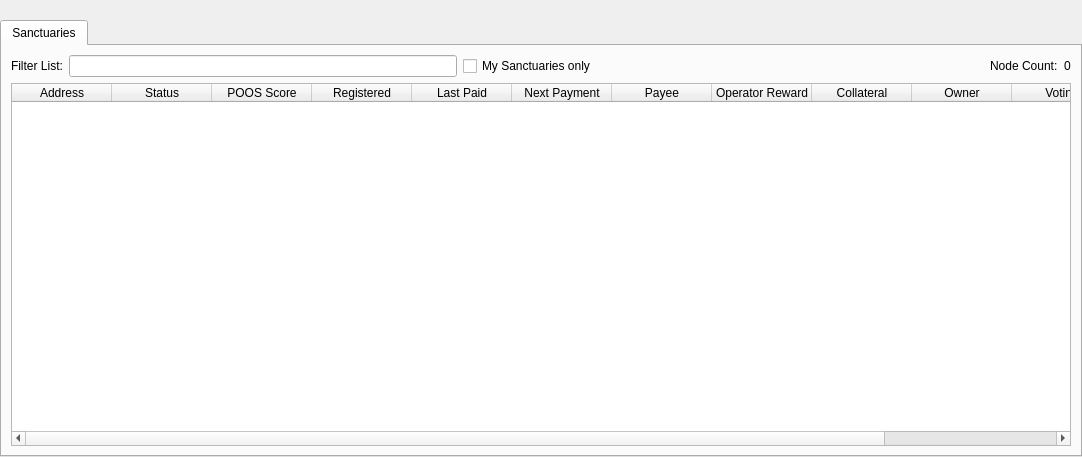
biblepay/biblepay, file src/qt/forms/masternodelist.ui: the form before one commit.
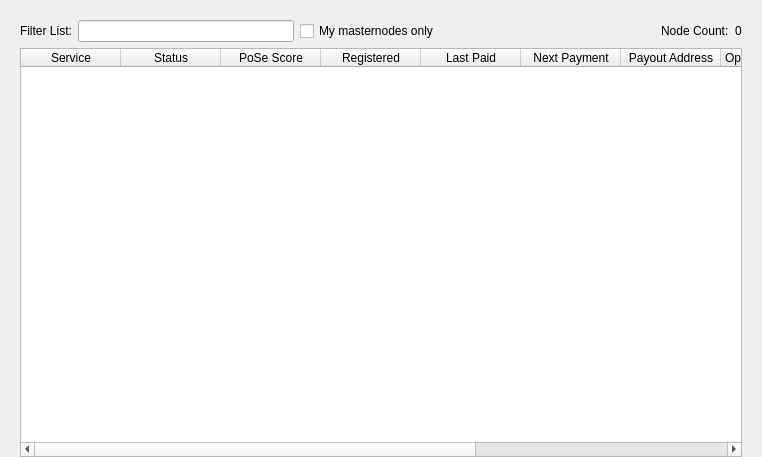
The form after the commit.

```diff
--- a/src/qt/forms/masternodelist.ui
+++ b/src/qt/forms/masternodelist.ui
@@ -6,7 +6,7 @@
    <rect>
     <x>0</x>
     <y>0</y>
-    <width>1082</width>
+    <width>762</width>
     <height>457</height>
    </rect>
   </property>
@@ -14,7 +14,16 @@
    <string>Form</string>
   </property>
   <layout class="QVBoxLayout" name="topLayout">
-   <property name="margin">
+   <property name="leftMargin">
+    <number>20</number>
+   </property>
+   <property name="topMargin">
+    <number>0</number>
+   </property>
+   <property name="rightMargin">
+    <number>20</number>
+   </property>
+   <property name="bottomMargin">
     <number>0</number>
    </property>
    <item>
@@ -36,14 +45,6 @@
       </spacer>
      </item>
      <item>
-      <widget class="QTabWidget" name="tabWidget">
-       <property name="currentIndex">
-        <number>0</number>
-       </property>
-       <widget class="QWidget" name="tabDIP3Masternodes">
-        <attribute name="title">
-         <string>Sanctuaries</string>
-        </attribute>
         <layout class="QGridLayout" name="gridLayout_3">
          <item row="0" column="0">
           <layout class="QHBoxLayout" name="horizontalLayout_4">
@@ -70,7 +71,7 @@
               <string>Show only Sanctuaries this wallet has keys for.</string>
              </property>
              <property name="text">
-              <string>My Sanctuaries only</string>
+            <string>My masternodes only</string>
              </property>
             </widget>
            </item>
@@ -105,12 +106,6 @@
          </item>
          <item row="1" column="0">
           <widget class="QTableWidget" name="tableWidgetMasternodesDIP3">
-           <property name="minimumSize">
-            <size>
-             <width>1052</width>
-             <height>0</height>
-            </size>
-           </property>
            <property name="editTriggers">
             <set>QAbstractItemView::NoEditTriggers</set>
            </property>
@@ -126,15 +121,12 @@
            <property name="sortingEnabled">
             <bool>true</bool>
            </property>
-           <property name="columnCount">
-            <number>12</number>
-           </property>
            <attribute name="horizontalHeaderStretchLastSection">
             <bool>true</bool>
            </attribute>
            <column>
             <property name="text">
-             <string>Address</string>
+           <string>Service</string>
             </property>
            </column>
            <column>
@@ -144,7 +136,7 @@
            </column>
            <column>
             <property name="text">
-             <string>POOS Score</string>
+           <string>PoSe Score</string>
             </property>
            </column>
            <column>
@@ -164,7 +156,7 @@
            </column>
            <column>
             <property name="text">
-             <string>Payee</string>
+           <string>Payout Address</string>
             </property>
            </column>
            <column>
@@ -174,29 +166,22 @@
            </column>
            <column>
             <property name="text">
-             <string>Collateral</string>
+           <string>Collateral Address</string>
             </property>
            </column>
            <column>
             <property name="text">
-             <string>Owner</string>
+           <string>Owner Address</string>
             </property>
            </column>
            <column>
             <property name="text">
-             <string>Voting</string>
-            </property>
-           </column>
-           <column>
-            <property name="text">
-             <string>Child Biography URL</string>
+           <string>Voting Address</string>
             </property>
            </column>
           </widget>
          </item>
         </layout>
-       </widget>
-      </widget>
      </item>
     </layout>
    </item>
```
Left out of the diff: 4 changed lines with no effect on the pictures. Lines whose indentation alone changed are shown as unchanged.
